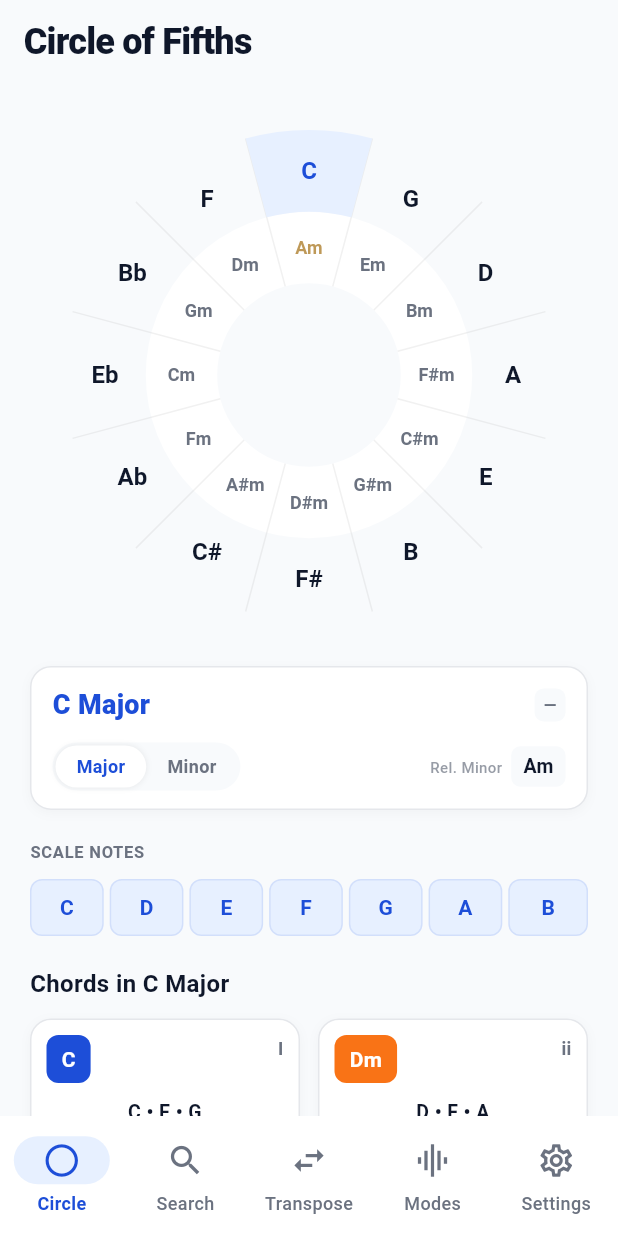
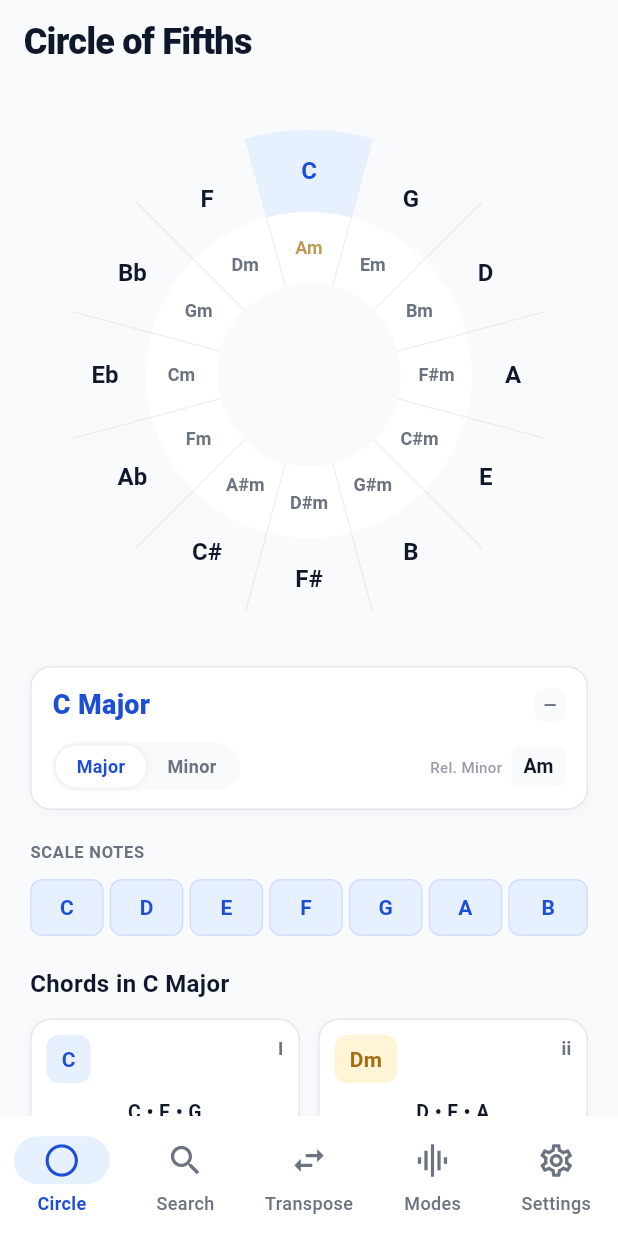
Before and after one commit to nunpdsantos/music_atlas, a Flutter app: the screen it shows after launch, on a phone screen of 412 x 824 dp. Run offline on Flutter 3.47's test engine with Material 3 defaults, Android fonts, the phone set to English and light mode, and no system bars; our stand-ins replace flutter_riverpod, google_fonts.

Commit message:
Add conditional colors for light/dark mode across all screens
Color scheme now adapts to theme:
- Light mode: Subtle backgrounds with colored text (original style)
- Dark mode: Vibrant solid backgrounds with white text (high visibility)

Updated components:
- ChordCard and ChordCardGrid (chord_card.dart)
- _ChordResultCard in search screen (search_screen.dart)
- Scale note badges in Circle of Fifths (circle_screen.dart)
- Scale note badges in Modes Explorer (modes_screen.dart)

Dark mode colors:
- Major: tonicBlue (#1D4ED8) with white text
- Minor: bright orange (#F97316) with white text
- Diminished: bright red (#DC2626) with white text
- Augmented: bright purple (#9333EA) with white text

```diff
--- a/lib/ui/components/chord_card.dart
+++ b/lib/ui/components/chord_card.dart
@@ -49,26 +49,42 @@ class ChordCard extends StatelessWidget {
     );
     final bool isMajor = !isDim && !isMinor && !isAug;
 
-    // Color scheme based on chord quality - using fretboard interval colors for visibility
+    // Color scheme based on chord quality
+    // Light mode: subtle backgrounds with colored text
+    // Dark mode: vibrant backgrounds with white text
     Color badgeBg;
     Color badgeText;
 
+    if (isDark) {
+      // Dark mode - bright vibrant colors
       if (isDim) {
-      // Diminished - bright red
         badgeBg = const Color(0xFFDC2626);
         badgeText = Colors.white;
       } else if (isAug) {
-      // Augmented - bright purple
         badgeBg = const Color(0xFF9333EA);
         badgeText = Colors.white;
       } else if (isMajor) {
-      // Major - bright blue (tonicBlue)
         badgeBg = AppTheme.tonicBlue;
         badgeText = Colors.white;
       } else {
-      // Minor - bright orange (distinct from major blue)
         badgeBg = const Color(0xFFF97316);
         badgeText = Colors.white;
+      }
+    } else {
+      // Light mode - subtle backgrounds with colored text
+      if (isDim) {
+        badgeBg = const Color(0xFFFFEBEE);
+        badgeText = const Color(0xFFD32F2F);
+      } else if (isAug) {
+        badgeBg = const Color(0xFFF3E8FF);
+        badgeText = const Color(0xFF7C3AED);
+      } else if (isMajor) {
+        badgeBg = majorLight;
+        badgeText = AppTheme.tonicBlue;
+      } else {
+        badgeBg = minorLight;
+        badgeText = AppTheme.minorAmber;
+      }
     }
 
     // Override colors for badge (transposer index)
@@ -201,26 +217,42 @@ class ChordCardGrid extends StatelessWidget {
     final bool isMajor = !isDim && !isAug &&
         (safeRoman.isNotEmpty && safeRoman[0] == safeRoman[0].toUpperCase());
 
-    // Color scheme based on chord quality - using fretboard interval colors for visibility
+    // Color scheme based on chord quality
+    // Light mode: subtle backgrounds with colored text
+    // Dark mode: vibrant backgrounds with white text
     Color badgeBg;
     Color badgeText;
 
+    if (isDark) {
+      // Dark mode - bright vibrant colors
       if (isDim) {
-      // Diminished - bright red
         badgeBg = const Color(0xFFDC2626);
         badgeText = Colors.white;
       } else if (isAug) {
-      // Augmented - bright purple
         badgeBg = const Color(0xFF9333EA);
         badgeText = Colors.white;
       } else if (isMajor) {
-      // Major - bright blue (tonicBlue)
         badgeBg = AppTheme.tonicBlue;
         badgeText = Colors.white;
       } else {
-      // Minor - bright orange (distinct from major blue)
         badgeBg = const Color(0xFFF97316);
         badgeText = Colors.white;
+      }
+    } else {
+      // Light mode - subtle backgrounds with colored text
+      if (isDim) {
+        badgeBg = const Color(0xFFFFEBEE);
+        badgeText = const Color(0xFFD32F2F);
+      } else if (isAug) {
+        badgeBg = const Color(0xFFF3E8FF);
+        badgeText = const Color(0xFF7C3AED);
+      } else if (isMajor) {
+        badgeBg = majorLight;
+        badgeText = AppTheme.tonicBlue;
+      } else {
+        badgeBg = minorLight;
+        badgeText = AppTheme.minorAmber;
+      }
     }
 
     String root = name.isNotEmpty ? name[0] : 'C';
--- a/lib/ui/screens/circle_screen.dart
+++ b/lib/ui/screens/circle_screen.dart
@@ -28,9 +28,26 @@ class CircleScreen extends ConsumerWidget {
     final majorLight = AppTheme.getMajorLight(context);
     final minorLight = AppTheme.getMinorLight(context);
 
-    final scaleBg = isMajor ? majorLight : minorLight;
-    final scaleText = isMajor ? AppTheme.tonicBlue : AppTheme.minorAmber;
-    final scaleBorder = isMajor ? AppTheme.tonicBlue : AppTheme.minorAmber;
+    final isDark = AppTheme.isDark(context);
+
+    // Dynamic Colors for the Scale Row
+    // Light mode: subtle backgrounds with colored text
+    // Dark mode: vibrant backgrounds with white text
+    final Color scaleBg;
+    final Color scaleText;
+    final Color scaleBorder;
+
+    if (isDark) {
+      // Dark mode - bright vibrant colors
+      scaleBg = isMajor ? AppTheme.tonicBlue : const Color(0xFFF97316);
+      scaleText = Colors.white;
+      scaleBorder = isMajor ? AppTheme.tonicBlue : const Color(0xFFF97316);
+    } else {
+      // Light mode - subtle backgrounds with colored text
+      scaleBg = isMajor ? majorLight : minorLight;
+      scaleText = isMajor ? AppTheme.tonicBlue : AppTheme.minorAmber;
+      scaleBorder = isMajor ? AppTheme.tonicBlue : AppTheme.minorAmber;
+    }
 
     return Scaffold(
       appBar: AppBar(
```
Also changed, not shown: lib/ui/screens/modes_screen.dart (+17 -3 lines), lib/ui/screens/search_screen.dart (+22 -2 lines). Lines whose indentation alone changed are shown as unchanged.
